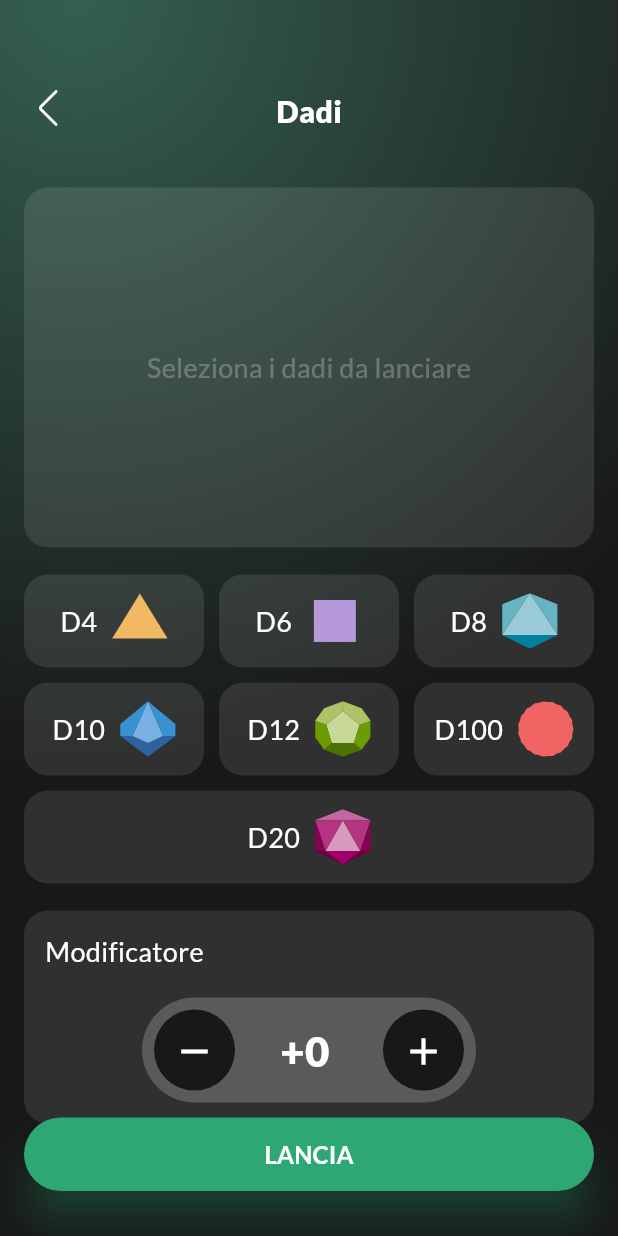
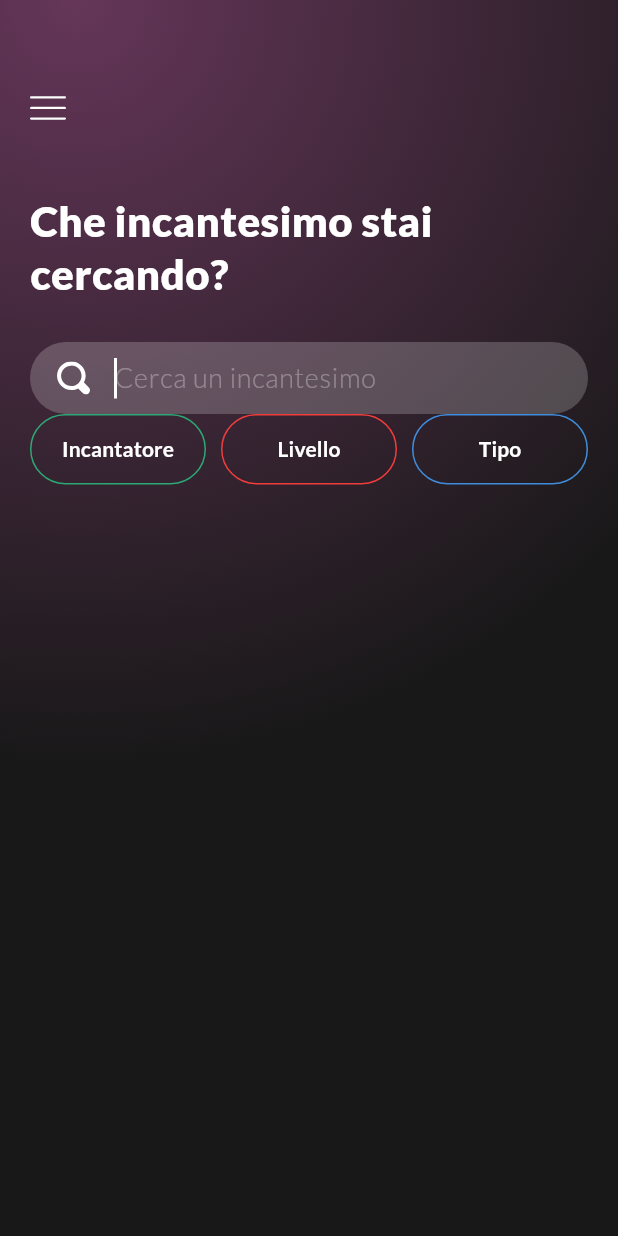
Before and after one commit to MrPio/Scheda_DnD_5e, a Flutter app: the screen it shows after launch, on a phone screen of 412 x 824 dp. Run offline on Flutter 3.47's test engine with Material 3 defaults, Android fonts, the phone set to English and light mode, and no system bars; our stand-ins replace cloud_firestore, firebase_auth, firebase_core, flutter_svg, google_fonts and 1 more; missing offline and left inert: dart:ffi; accounts and stored records are empty; generated files the repository leaves out were written again.

Commit message:
enchantments_page 1/2 (not stable)

```diff
--- a/lib/enum/fonts.dart
+++ b/lib/enum/fonts.dart
@@ -26,5 +26,5 @@ class Fonts {
   static black({color,double size=28}) => GoogleFonts.lato(
       color: color ??Palette.onBackground,
       fontSize: size,
-      fontWeight: FontWeight.w900);
+      fontWeight: FontWeight.w900).copyWith(height: 1.25);
 }
--- a/lib/enum/measures.dart
+++ b/lib/enum/measures.dart
@@ -1,9 +1,12 @@
 class Measures {
   static const vMarginBig = 60.0,
-      vMarginMed = 38.0,
+      vMarginMed = 28.0,
       vMarginSmall = 18.0,
       vMarginThin = 10.0;
-  static const hPadding = 16.0;
+  static const hMarginMed = 12.0;
+  static const hTextFieldPadding=18.0;
+  static const vButtonPadding=13.0;
+  static const hPadding = 20.0;
   static const diceCardHeight = 62.0;
   static const bottomButtonMargin = 30.0;
 }
--- a/lib/enum/palette.dart
+++ b/lib/enum/palette.dart
@@ -3,10 +3,14 @@ import 'package:flutter/material.dart';
 class Palette {
   static const background = Color(0xFF181818);
   static const backgroundGreen = Color(0xFF355f53);
+  static const backgroundMagenta = Color(0xFF653659);
+  static const backgroundPurple = Color(0xFF4C3A6E);
   static const onBackground = Color(0xFFffffff);
   static const primaryGreen = Color(0xFF2da774);
+  static const primaryRed = Color(0xFFef3d3b);
+  static const primaryBlue = Color(0xFF3f8cdc);
   static const card = Color(0x1Affffff);
   static const card2 = Color(0x34ffffff);
-  static const hint = Color(0x40ffffff);
+  static const hint = Color(0x4Dffffff);
   static const popup = Color(0x4D0061A4);
 }
--- a/lib/main.dart
+++ b/lib/main.dart
@@ -4,6 +4,7 @@ import 'package:scheda_dnd_5e/manager/account_manager.dart';
 import 'package:scheda_dnd_5e/manager/database_manager.dart';
 import 'package:scheda_dnd_5e/model/user.dart';
 import 'package:scheda_dnd_5e/view/dice_page.dart';
+import 'package:scheda_dnd_5e/view/enchantments_page.dart';
 
 import 'firebase_options.dart';
 
@@ -25,11 +26,13 @@ class MyApp extends StatelessWidget {
     return MaterialApp(
       title: 'Scheda DnD 5e',
       theme: ThemeData(
-        colorScheme: ColorScheme.fromSeed(seedColor: Colors.blue),
+        colorScheme: ColorScheme.fromSeed(seedColor: Colors.white, primary: Colors.white),
         useMaterial3: true,
       ),
       routes: <String, WidgetBuilder>{
-        '/': (context) => const DicePage(),
+        '/': (context) => const EnchantmentsPage(),
+        '/dice': (context) => const DicePage(),
+        '/enchantments': (context) => const EnchantmentsPage(),
       },
     );
   }
--- a/lib/view/dice_page.dart
+++ b/lib/view/dice_page.dart
@@ -284,7 +284,8 @@ class _DicePageState extends State<DicePage>
                     onPressed: roll,
                     style: ElevatedButton.styleFrom(
                       backgroundColor: Palette.primaryGreen,
-                      padding: const EdgeInsets.symmetric(vertical: 13),
+                      padding: const EdgeInsets.symmetric(
+                          vertical: Measures.vButtonPadding),
                       shadowColor: Palette.primaryGreen,
                       elevation: 12,
                     ),
--- /dev/null
+++ b/lib/view/enchantments_page.dart
@@ -0,0 +1,112 @@
+import 'package:flutter/cupertino.dart';
+import 'package:flutter/material.dart';
+import 'package:flutter/widgets.dart';
+import 'package:flutter_svg/flutter_svg.dart';
+import 'package:scheda_dnd_5e/enum/fonts.dart';
+import 'package:scheda_dnd_5e/enum/measures.dart';
+import 'package:scheda_dnd_5e/enum/palette.dart';
+import 'package:scheda_dnd_5e/view/partial/glass_card.dart';
+import 'package:scheda_dnd_5e/view/partial/glass_text_field.dart';
+import 'package:scheda_dnd_5e/view/partial/radio_button.dart';
+
+import 'partial/gradient_background.dart';
+
+enum EnchantmentFilter {
+  charmer('Incantatore', Palette.primaryGreen),
+  level('Livello', Palette.primaryRed),
+  type('Tipo', Palette.primaryBlue);
+
+  final String title;
+  final Color color;
+
+  const EnchantmentFilter(this.title, this.color);
+}
+
+class EnchantmentsPage extends StatefulWidget {
+  const EnchantmentsPage({super.key});
+
+  @override
+  State<EnchantmentsPage> createState() => _EnchantmentsPageState();
+}
+
+class _EnchantmentsPageState extends State<EnchantmentsPage> {
+  late final TextEditingController _searchController;
+
+  @override
+  void initState() {
+    _searchController = TextEditingController();
+    super.initState();
+  }
+
+  @override
+  void dispose() {
+    _searchController.dispose();
+    super.dispose();
+  }
+
+  @override
+  Widget build(BuildContext context) {
+    return Scaffold(
+      backgroundColor: Colors.transparent,
+      body: Stack(
+        children: [
+          // Background
+          const GradientBackground(topColor: Palette.backgroundMagenta),
+          // Header + Body
+          Padding(
+            padding: const EdgeInsets.symmetric(horizontal: Measures.hPadding),
+            child: Column(
+              crossAxisAlignment: CrossAxisAlignment.start,
+              children: [
+                // Header
+                Padding(
+                  padding: const EdgeInsets.only(
+                      top: Measures.vMarginBig, bottom: Measures.vMarginSmall),
+                  child: GestureDetector(
+                    onTap: () {
+                      throw UnimplementedError();
+                    },
+                    child: SvgPicture.asset('assets/images/icons/menu.svg',
+                        height: 24),
+                  ),
+                ),
+                // Body
+                Expanded(
+                  child: SingleChildScrollView(
+                    child: Column(
+                      children: [
+                        const SizedBox(height: Measures.vMarginMed),
+                        Text('Che incantesimo stai cercando?',
+                            style: Fonts.black()),
+                        const SizedBox(height: Measures.vMarginMed),
+                        // Search TextField
+                        GlassTextField(
+                          iconPath: 'search_alt',
+                          hintText: 'Cerca un incantesimo',
+                          textController: _searchController,
+                        ),
+                        // Filters
+                        GridView.count(
+                            crossAxisCount: 3,
+                            childAspectRatio: 2.5,
+                            shrinkWrap: true,
+                            crossAxisSpacing: 10,
+                            children: List.generate(
+                                EnchantmentFilter.values.length,
+                                (i) => RadioButton(
+                                    text: EnchantmentFilter.values[i].title,
+                                    color: EnchantmentFilter.values[i].color))),
+                        // Found enchantments
+
+                      ],
+                    ),
+                  ),
+                ),
+              ],
+            ),
+          )
+        ],
+      ),
+    );
+  }
+}
--- /dev/null
+++ b/lib/view/partial/glass_text_field.dart
@@ -0,0 +1,47 @@
+import 'package:flutter/material.dart';
+import 'package:flutter_svg/flutter_svg.dart';
+import 'package:scheda_dnd_5e/enum/fonts.dart';
+import 'package:scheda_dnd_5e/enum/measures.dart';
+import 'package:scheda_dnd_5e/enum/palette.dart';
+
+class GlassTextField extends StatelessWidget {
+  final TextEditingController? textController;
+  final String? iconPath, hintText;
+  const GlassTextField({super.key, this.iconPath,this.hintText, this.textController});
+
+  @override
+  Widget build(BuildContext context) {
+    return Container(
+      decoration: BoxDecoration(
+          color: Palette.card2,
+          borderRadius: BorderRadius.circular(999)),
+      child: Padding(
+        padding: const EdgeInsets.symmetric(
+            horizontal: Measures.hTextFieldPadding),
+        child: Row(
+          children: [
+            SvgPicture.asset(
+                'assets/images/icons/$iconPath.svg',
+                height: 22),
+            const SizedBox(width: Measures.hMarginMed),
+            Expanded(
+              child: TextField(
+                  autofocus: true,
+                  style: Fonts.regular(),
+                  decoration: InputDecoration(
+                    contentPadding:
+                    const EdgeInsets.fromLTRB(
+                        4, 8, 4, 8),
+                    border: InputBorder.none,
+                    hintStyle:
+                    Fonts.light(color: Palette.hint),
+                    hintText: hintText,
+                  ),
+                  controller: textController),
+            ),
+          ],
+        ),
+      ),
+    );
+  }
+}
--- /dev/null
+++ b/lib/view/partial/radio_button.dart
@@ -0,0 +1,54 @@
+import 'dart:ffi';
+
+import 'package:flutter/material.dart';
+import 'package:scheda_dnd_5e/enum/fonts.dart';
+import 'package:scheda_dnd_5e/enum/measures.dart';
+import 'package:scheda_dnd_5e/enum/palette.dart';
+
+class RadioButton extends StatefulWidget {
+  final String text;
+  final Color color;
+  final void Function()? onPressed;
+
+  const RadioButton(
+      {super.key,
+      this.text = '',
+      this.color = Palette.background,
+      this.onPressed});
+
+  @override
+  State<RadioButton> createState() => _RadioButtonState();
+}
+
+class _RadioButtonState extends State<RadioButton> {
+  bool _selected = false;
+
+  TextStyle get textStyle =>
+      _selected ? Fonts.regular(size: 14) : Fonts.bold(size: 14);
+
+  double get buttonBorderWidth => _selected ? 0 : 1;
+  Color get buttonBackgroundColor => _selected ? widget.color : Colors.transparent;
+
+  @override
+  Widget build(BuildContext context) {
+    return ElevatedButton(
+        onPressed: () {
+          setState(() {
+            _selected = !_selected;
+          });
+          widget.onPressed?.call();
+        },
+        style: ElevatedButton.styleFrom(
+          side: BorderSide(color: widget.color, width: buttonBorderWidth),
+          backgroundColor: buttonBackgroundColor,
+          surfaceTintColor: Colors.transparent,
+          shadowColor: Colors.transparent,
+          splashFactory: NoSplash.splashFactory,
+          foregroundColor: Colors.transparent,
+          padding: const EdgeInsets.symmetric(
+              vertical: Measures.vButtonPadding,
+              horizontal: Measures.hTextFieldPadding),
+        ),
+        child: Text(widget.text, style: textStyle));
+  }
+}
```
Also changed, not shown: lib/enum/relationship.dart (deleted, +0 -15 lines), lib/model/character.dart (+8 -2 lines), lib/model/enchantment.dart (added, +46 -0 lines), lib/model/npc.dart (+17 -2 lines), assets/images/icons/menu.svg (added), assets/images/icons/search.svg (added), assets/images/icons/search_alt.svg (added).
